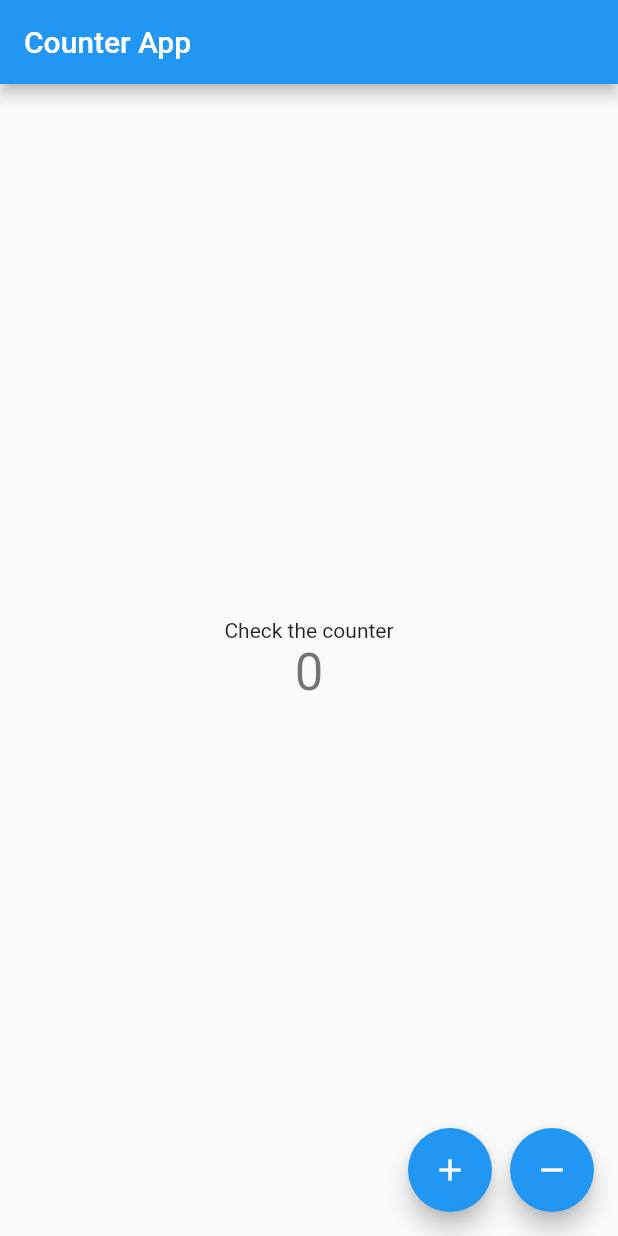
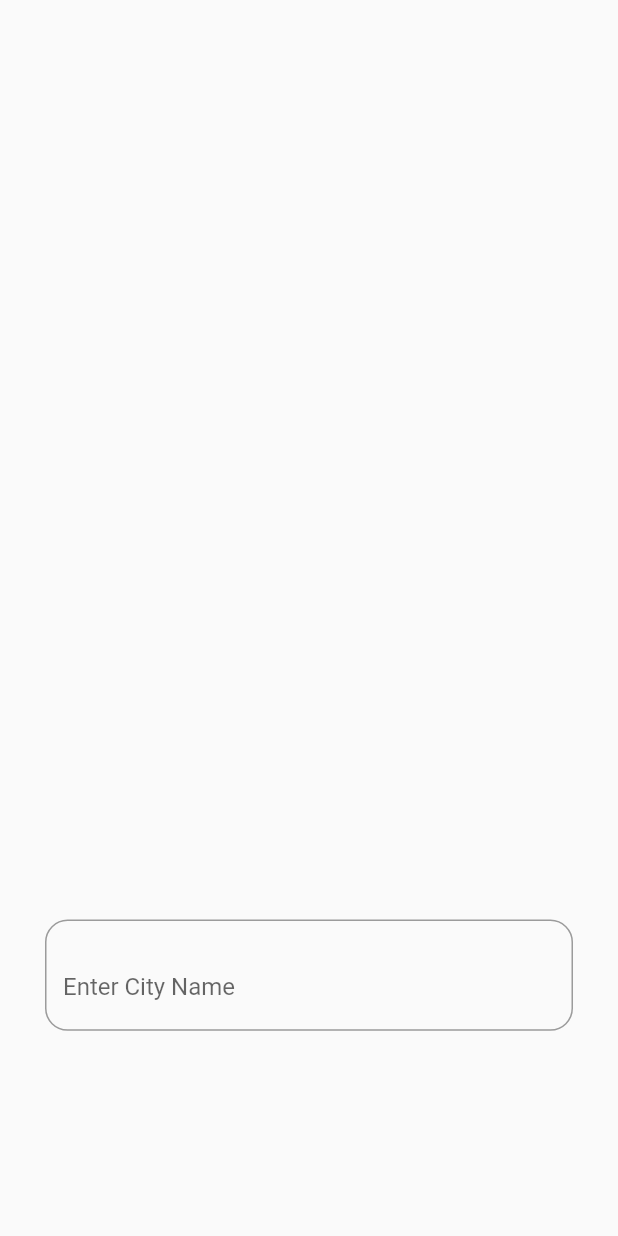
Before and after one commit to imrishuroy/Demo-BLoc-Apps, a Flutter app: the screen it shows after launch, on a phone screen of 412 x 824 dp. Run offline on Flutter 3.47's test engine with Material 2 defaults, Android fonts, the phone set to English and light mode, and no system bars; our stand-ins replace bloc, equatable, flutter_bloc.

Commit message:
Created Weather App With Bloc Pattern

```diff
--- /dev/null
+++ b/lib/blocs/blocs.dart
@@ -0,0 +1 @@
+export 'weather/weather_bloc.dart';
--- /dev/null
+++ b/lib/blocs/weather/weather_bloc.dart
@@ -0,0 +1,33 @@
+import 'dart:async';
+import 'dart:math';
+
+import 'package:bloc/bloc.dart';
+import 'package:counter_bloc/models/models.dart';
+import 'package:equatable/equatable.dart';
+
+part 'weather_event.dart';
+part 'weather_state.dart';
+
+class WeatherBloc extends Bloc<WeatherEvent, WeatherState> {
+  WeatherBloc() : super(WeatherInitial());
+
+  @override
+  Stream<WeatherState> mapEventToState(
+    WeatherEvent event,
+  ) async* {
+    if (event is GetWeatherEvent) {
+      yield WeatherLoaing();
+      final _weather = await _fetchWeather(event.cityName);
+      yield WeatherLoaded(_weather);
+    }
+  }
+
+  Future<Weather> _fetchWeather(String cityName) async {
+    return Future.delayed(Duration(seconds: 1), () {
+      return Weather(
+        cityName: cityName,
+        temp: 30 + Random().nextInt(15) + Random().nextDouble(),
+      );
+    });
+  }
+}
--- /dev/null
+++ b/lib/blocs/weather/weather_event.dart
@@ -0,0 +1,17 @@
+part of 'weather_bloc.dart';
+
+abstract class WeatherEvent extends Equatable {
+  const WeatherEvent();
+
+  @override
+  List<Object> get props => [];
+}
+
+class GetWeatherEvent extends WeatherEvent {
+  final String cityName;
+
+  GetWeatherEvent(this.cityName);
+
+  @override
+  List<Object> get props => [cityName];
+}
--- /dev/null
+++ b/lib/blocs/weather/weather_state.dart
@@ -0,0 +1,21 @@
+part of 'weather_bloc.dart';
+
+abstract class WeatherState extends Equatable {
+  const WeatherState();
+
+  @override
+  List<Object> get props => [];
+}
+
+class WeatherInitial extends WeatherState {}
+
+class WeatherLoaing extends WeatherState {}
+
+class WeatherLoaded extends WeatherState {
+  final Weather weather;
+
+  WeatherLoaded(this.weather);
+
+  @override
+  List<Object> get props => [weather];
+}
--- a/lib/main.dart
+++ b/lib/main.dart
@@ -1,8 +1,10 @@
-import 'package:counter_bloc/bloc/counter_bloc.dart';
+import 'package:counter_bloc/blocs/blocs.dart';
 
-import 'package:counter_bloc/screens/counter_screen.dart';
+import 'package:counter_bloc/weather/show_weather_screen.dart';
 import 'package:flutter/material.dart';
 import 'package:flutter_bloc/flutter_bloc.dart';
+
+import 'blocs/counter/counter_bloc.dart';
 
 void main() {
   runApp(MyApp());
@@ -13,14 +15,20 @@ class MyApp extends StatelessWidget {
   Widget build(BuildContext context) {
     return MultiBlocProvider(
       providers: [
-        BlocProvider<CounterBloc>(create: (context) => CounterBloc()),
+        BlocProvider<CounterBloc>(
+          create: (context) => CounterBloc(),
+        ),
+        BlocProvider<WeatherBloc>(
+          create: (context) => WeatherBloc(),
+        ),
       ],
       child: MaterialApp(
+        debugShowCheckedModeBanner: false,
         title: 'Counter App',
         theme: ThemeData(
           primarySwatch: Colors.blue,
         ),
-        home: CounterScreen(),
+        home: ShowWeatherScreen(),
       ),
     );
   }
--- /dev/null
+++ b/lib/models/models.dart
@@ -0,0 +1 @@
+export 'weather.dart';
--- /dev/null
+++ b/lib/models/weather.dart
@@ -0,0 +1,14 @@
+import 'package:equatable/equatable.dart';
+
+class Weather extends Equatable {
+  final String cityName;
+  final double temp;
+
+  Weather({
+    required this.cityName,
+    required this.temp,
+  });
+
+  @override
+  List<Object?> get props => [cityName, temp];
+}
--- a/lib/screens/counter_screen.dart
+++ b/lib/screens/counter_screen.dart
@@ -1,4 +1,4 @@
-import 'package:counter_bloc/bloc/counter_bloc.dart';
+import 'package:counter_bloc/blocs/counter/counter_bloc.dart';
 import 'package:flutter/material.dart';
 import 'package:flutter_bloc/flutter_bloc.dart';
 
--- /dev/null
+++ b/lib/weather/show_weather_screen.dart
@@ -0,0 +1,76 @@
+import 'package:counter_bloc/blocs/blocs.dart';
+import 'package:flutter/material.dart';
+import 'package:flutter_bloc/flutter_bloc.dart';
+
+class ShowWeatherScreen extends StatelessWidget {
+  final _cityNameController = TextEditingController();
+
+  @override
+  Widget build(BuildContext context) {
+    final _weatherBloc = BlocProvider.of<WeatherBloc>(context);
+    return Scaffold(
+      body: BlocConsumer<WeatherBloc, WeatherState>(
+        bloc: _weatherBloc,
+        listener: (context, state) {
+          if (state is WeatherLoaded) {
+            print(state.weather.cityName);
+          }
+        },
+        builder: (context, state) {
+          return Center(
+            child: state is WeatherLoaing
+                ? CircularProgressIndicator()
+                : Column(
+                    mainAxisAlignment: MainAxisAlignment.spaceAround,
+                    crossAxisAlignment: CrossAxisAlignment.center,
+                    children: [
+                      SizedBox(height: 30.0),
+                      if (state is WeatherInitial) SizedBox(height: 70),
+                      Text(
+                        '${state is WeatherLoaded ? '${state.weather.cityName}' : ''}',
+                        style: TextStyle(
+                          fontSize: 40.0,
+                          fontWeight: FontWeight.w700,
+                        ),
+                      ),
+                      SizedBox(height: 10.0),
+                      Text(
+                        '${state is WeatherLoaded ? '${state.weather.temp.toStringAsFixed(2)} °C' : " "}',
+                        style: TextStyle(
+                          fontSize: 60.0,
+                          fontWeight: FontWeight.w700,
+                        ),
+                      ),
+                      SizedBox(height: 10.0),
+                      Padding(
+                        padding: const EdgeInsets.symmetric(horizontal: 30.0),
+                        child: TextField(
+                          controller: _cityNameController,
+                          decoration: InputDecoration(
+                            hintText: 'Enter City Name',
+                            border: OutlineInputBorder(
+                              borderRadius: BorderRadius.circular(15.0),
+                            ),
+                            suffix: InkWell(
+                              onTap: () async => _weatherBloc.add(
+                                GetWeatherEvent(
+                                  _cityNameController.text,
+                                ),
+                              ),
+                              child: Icon(
+                                Icons.search,
+                                size: 30.0,
+                              ),
+                            ),
+                          ),
+                        ),
+                      ),
+                      SizedBox(height: 50.0),
+                    ],
+                  ),
+          );
+        },
+      ),
+    );
+  }
+}
```
Also changed, not shown: lib/blocs/counter/counter_bloc.dart (renamed from lib/bloc/counter_bloc.dart), lib/blocs/counter/counter_event.dart (renamed from lib/bloc/counter_event.dart), lib/blocs/counter/counter_state.dart (renamed from lib/bloc/counter_state.dart).
